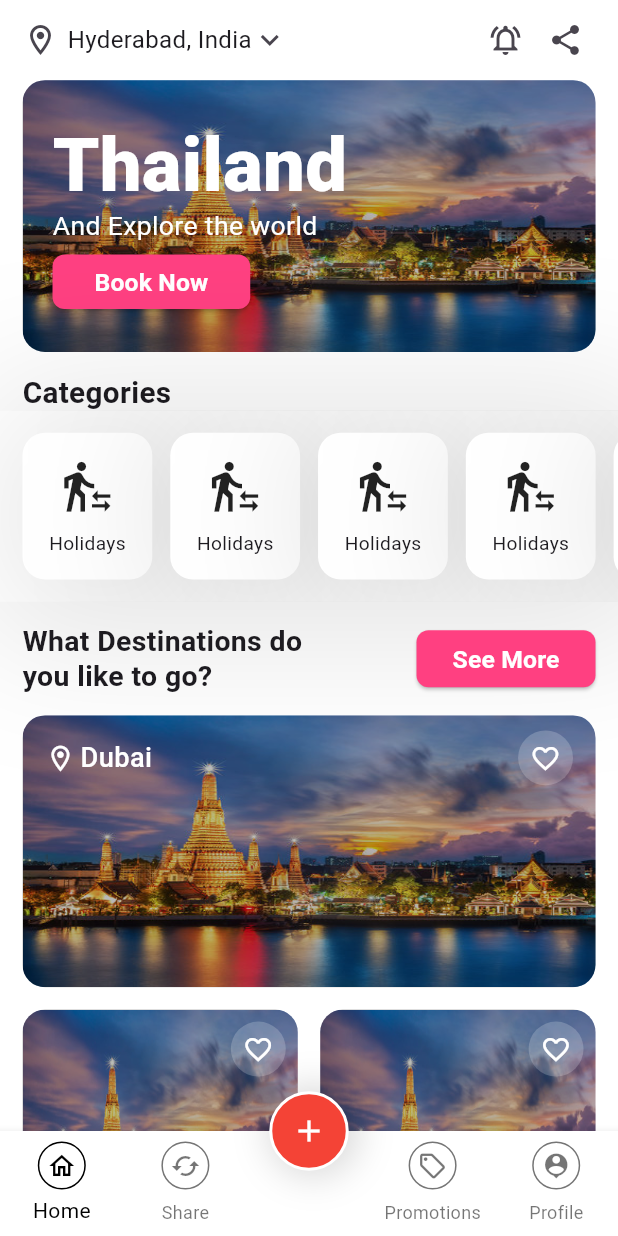
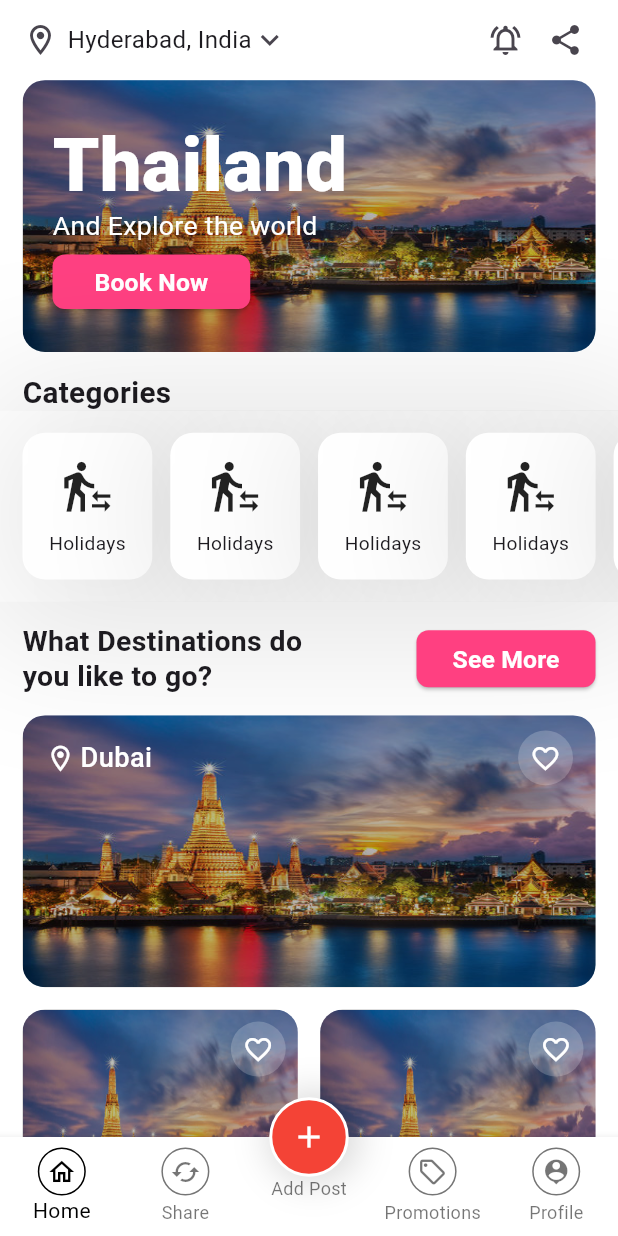
Before and after one commit to MohammadAzeem7890/travel_ui, a Flutter app: the screen it shows after launch, on a phone screen of 412 x 824 dp. Run offline on Flutter 3.47's test engine with Material 3 defaults, Android fonts, the phone set to English and light mode, and no system bars.

Commit message:
enhance bottom_nav_bar_bar screen

```diff
--- /dev/null
+++ b/lib/bottom_navbar/controller/bottom_nav_controller.dart
@@ -0,0 +1,80 @@
+import 'package:flutter/material.dart';
+
+import '../../home/home_screen.dart';
+import '../../posts/posts_screen.dart';
+import '../../search_result/search_result_screen.dart';
+import '../widgets/add_post_dialogue.dart';
+import '../widgets/bottom_nav_icon.dart';
+
+class BottomNavController {
+
+  int selectedIndex = 0;
+
+  Color getItemColor(index) {
+    return selectedIndex == index ? Colors.black : Colors.black54;
+  }
+
+  void onItemTapped(int index) {
+    selectedIndex = index;
+  }
+
+
+  showDialogue(context){
+    showDialog(
+        barrierDismissible: true,
+        barrierColor: Colors.transparent,
+        context: context,
+        builder: (context) {
+          return const AddPostDialogue();
+        });
+  }
+
+
+  List<Widget> screens = const [
+    HomeScreen(),
+    PostsScreen(),
+    SearchResultScreen(),
+    PostsScreen(),
+    HomeScreen(),
+  ];
+
+  List<BottomNavigationBarItem> navBarsItems() {
+    return [
+      BottomNavigationBarItem(
+        icon: BottomNavIcon(
+          Icons.home_outlined,
+          color: getItemColor(0),
+        ),
+        label: 'Home',
+      ),
+      BottomNavigationBarItem(
+        icon: BottomNavIcon(
+          Icons.cached_sharp,
+          color: getItemColor(1),
+        ),
+        label: 'Share',
+      ),
+      const BottomNavigationBarItem(
+        icon: Visibility(
+          visible: false, // Hide the icon in the center position
+          child: Icon(Icons.phone),
+        ),
+        label: 'Add Post',
+      ),
+      BottomNavigationBarItem(
+        icon: BottomNavIcon(
+          Icons.local_offer_outlined,
+          color: getItemColor(3),
+        ),
+        label: 'Promotions',
+      ),
+      BottomNavigationBarItem(
+        icon: BottomNavIcon(
+          Icons.person_pin,
+          color: getItemColor(4),
+        ),
+        label: 'Profile',
+      ),
+    ];
+  }
+}
--- a/lib/bottom_navbar/primary_bottom_nav_bar.dart
+++ b/lib/bottom_navbar/primary_bottom_nav_bar.dart
@@ -1,4 +1,5 @@
 import 'package:flutter/material.dart';
+import 'package:travel_app_ui/bottom_navbar/controller/bottom_nav_controller.dart';
 import 'package:travel_app_ui/bottom_navbar/widgets/add_post_dialogue.dart';
 import 'package:travel_app_ui/bottom_navbar/widgets/bottom_nav_center_button.dart';
 import 'package:travel_app_ui/bottom_navbar/widgets/bottom_nav_icon.dart';
@@ -15,102 +16,39 @@ class BottomNavBarScreen extends StatefulWidget {
 }
 
 class _BottomNavBarScreenState extends State<BottomNavBarScreen> {
-  int _selectedIndex = 0;
-
-  Color getItemColor(index) {
-    return _selectedIndex == index ? Colors.black : Colors.black54;
-  }
-
-  void _onItemTapped(int index) {
-    setState(() {
-      _selectedIndex = index;
-    });
-  }
+  final BottomNavController _navController = BottomNavController();
 
   @override
   Widget build(BuildContext context) {
     return SafeArea(
       child: Scaffold(
         floatingActionButton: BottomNavCenterButton(
-          onTap: () {
-            showDialog(
-                barrierDismissible: true,
-                barrierColor: Colors.transparent,
-                context: context,
-                builder: (context) {
-                  return const AddPostDialogue();
-                });
-          },
+          onTap: () => _navController.showDialogue(context),
         ),
         floatingActionButtonLocation: FloatingActionButtonLocation.centerDocked,
         bottomNavigationBar: BottomNavigationBar(
           unselectedItemColor: Colors.black54,
           showSelectedLabels: true,
           type: BottomNavigationBarType.fixed,
-          items: navBarsItems(),
-          currentIndex: _selectedIndex,
+          items: _navController.navBarsItems(),
+          currentIndex: _navController.selectedIndex,
           selectedItemColor: Colors.black,
           backgroundColor: Colors.white,
           elevation: 5,
+          enableFeedback: false,
           showUnselectedLabels: true,
           onTap: (index) {
             if (index != 2) {
-              setState(() {
-                _onItemTapped(index);
-              });
+              _navController.onItemTapped(index);
+              setState(() {});
             }
           },
         ),
-        body: screens.elementAt(_selectedIndex),
+        body: IndexedStack(
+          index: _navController.selectedIndex,
+          children: _navController.screens,
+        ),
       ),
     );
   }
-
-  List<Widget> screens = const [
-    HomeScreen(),
-    PostsScreen(),
-    SearchResultScreen(),
-    SearchResultScreen(),
-    PostsScreen(),
-  ];
-
-  List<BottomNavigationBarItem> navBarsItems() {
-    return [
-      BottomNavigationBarItem(
-        icon: BottomNavIcon(
-          Icons.home_outlined,
-          color: getItemColor(0),
-        ),
-        label: 'Home',
-      ),
-      BottomNavigationBarItem(
-        icon: BottomNavIcon(
-          Icons.cached_sharp,
-          color: getItemColor(1),
-        ),
-        label: 'Share',
-      ),
-      const BottomNavigationBarItem(
-        icon: Visibility(
-          visible: false, // Hide the icon in the center position
-          child: Icon(Icons.phone),
-        ),
-        label: '',
-      ),
-      BottomNavigationBarItem(
-        icon: BottomNavIcon(
-          Icons.local_offer_outlined,
-          color: getItemColor(3),
-        ),
-        label: 'Promotions',
-      ),
-      BottomNavigationBarItem(
-        icon: BottomNavIcon(
-          Icons.person_pin,
-          color: getItemColor(4),
-        ),
-        label: 'Profile',
-      ),
-    ];
-  }
 }
--- a/lib/bottom_navbar/widgets/bottom_nav_icon.dart
+++ b/lib/bottom_navbar/widgets/bottom_nav_icon.dart
@@ -9,9 +9,7 @@ class BottomNavIcon extends StatelessWidget {
 
   @override
   Widget build(BuildContext context) {
-    return Padding(
-      padding: const EdgeInsets.only(bottom: 4),
-      child: Container(
+    return Container(
       decoration: BoxDecoration(
           color: Colors.transparent,
           borderRadius: BorderRadius.circular(50),
@@ -24,7 +22,6 @@ class BottomNavIcon extends StatelessWidget {
           size: 20,
         ),
       ),
-      ),
     );
   }
 }
--- a/lib/global_widgets/primary_ink_well.dart
+++ b/lib/global_widgets/primary_ink_well.dart
@@ -25,8 +25,8 @@ class PrimaryInkWell extends StatelessWidget {
         splashColor: Colors.red[100],
         onTap: onTap,
         child: Padding(
-          padding:
-              EdgeInsets.only(left: left, right: right, top: top, bottom: bottom),
+          padding: EdgeInsets.only(
+              left: left, right: right, top: top, bottom: bottom),
           child: child,
         ),
       ),
--- a/lib/home/home_screen.dart
+++ b/lib/home/home_screen.dart
@@ -7,7 +7,6 @@ import 'package:travel_app_ui/home/home_widgets/destination_grid_view.dart';
 import 'package:travel_app_ui/home/home_widgets/destinations_banner.dart';
 import 'package:travel_app_ui/home/home_widgets/home_app_bar.dart';
 import 'package:travel_app_ui/home/home_widgets/home_banner.dart';
-
 
 class HomeScreen extends StatefulWidget {
   const HomeScreen({super.key});
--- a/lib/home/home_widgets/dark_background_stack_image_support.dart
+++ b/lib/home/home_widgets/dark_background_stack_image_support.dart
@@ -1,19 +1,16 @@
-
-
 import 'package:flutter/material.dart';
 
 class DarkBackgroundStackImageSupport extends StatelessWidget {
-  final double? height;
-  const DarkBackgroundStackImageSupport({super.key, this.height});
+  final double height;
+  const DarkBackgroundStackImageSupport({super.key, required this.height});
 
   @override
   Widget build(BuildContext context) {
-    return  Container(
+    return Container(
       height: height,
       width: double.maxFinite,
       decoration: BoxDecoration(
-          color: Colors.black26,
-          borderRadius: BorderRadius.circular(15)),
+          color: Colors.black26, borderRadius: BorderRadius.circular(15)),
     );
   }
 }
--- a/lib/home/home_widgets/dart_background_stack_image.dart
+++ b/lib/home/home_widgets/dart_background_stack_image.dart
@@ -2,8 +2,8 @@ import 'package:flutter/material.dart';
 import 'package:travel_app_ui/global_widgets/rounded_image.dart';
 
 class DarkBackgroundStackImage extends StatelessWidget {
-  final double? height;
-  const DarkBackgroundStackImage({super.key, this.height});
+  final double height;
+  const DarkBackgroundStackImage({super.key,required this.height});
 
   @override
   Widget build(BuildContext context) {
--- a/lib/main.dart
+++ b/lib/main.dart
@@ -29,12 +29,11 @@ setVerticalOrientation() {
 class MyApp extends StatelessWidget {
   const MyApp({super.key});
 
-  // This widget is the root of your application.
   @override
   Widget build(BuildContext context) {
     return MaterialApp(
       debugShowCheckedModeBanner: false,
-      title: 'Flutter Demo',
+      title: 'TravelUI',
       theme: ThemeData(
           colorScheme: ColorScheme.fromSeed(seedColor: Colors.deepPurple),
           useMaterial3: true,
--- a/lib/posts/posts_screen.dart
+++ b/lib/posts/posts_screen.dart
@@ -23,7 +23,6 @@ class PostsScreen extends StatelessWidget {
             children: [
               AddPostsList(
                   screenWidth: screenWidth, screenHeight: screenHeight),
-              AppStandardGap(screenHeight: screenHeight),
               PostList(screenHeight: screenHeight, screenWidth: screenWidth),
               AppStandardGap(screenHeight: screenHeight),
             ],
--- a/lib/posts/posts_widgets/post_list.dart
+++ b/lib/posts/posts_widgets/post_list.dart
@@ -14,7 +14,7 @@ class PostList extends StatelessWidget {
       physics: const NeverScrollableScrollPhysics(),
       itemBuilder: (context, index) {
         return Padding(
-          padding: const EdgeInsets.only(top: 15.0),
+          padding: const EdgeInsets.only(top: 15.0, left: 10, right: 10),
           child: PostItem(screenWidth: screenWidth, screenHeight: screenHeight),
         );
       },
```
Also changed, not shown: lib/posts/posts_widgets/post_item.dart (+5 -4 lines), 1 other file. Lines whose indentation alone changed are shown as unchanged.
